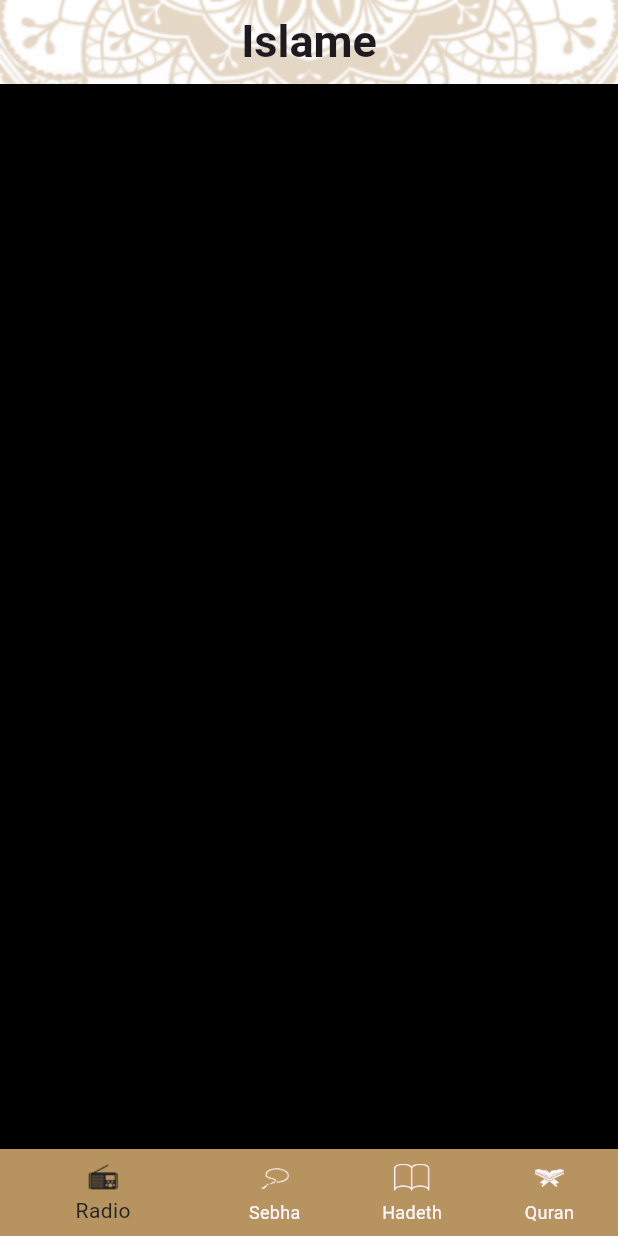
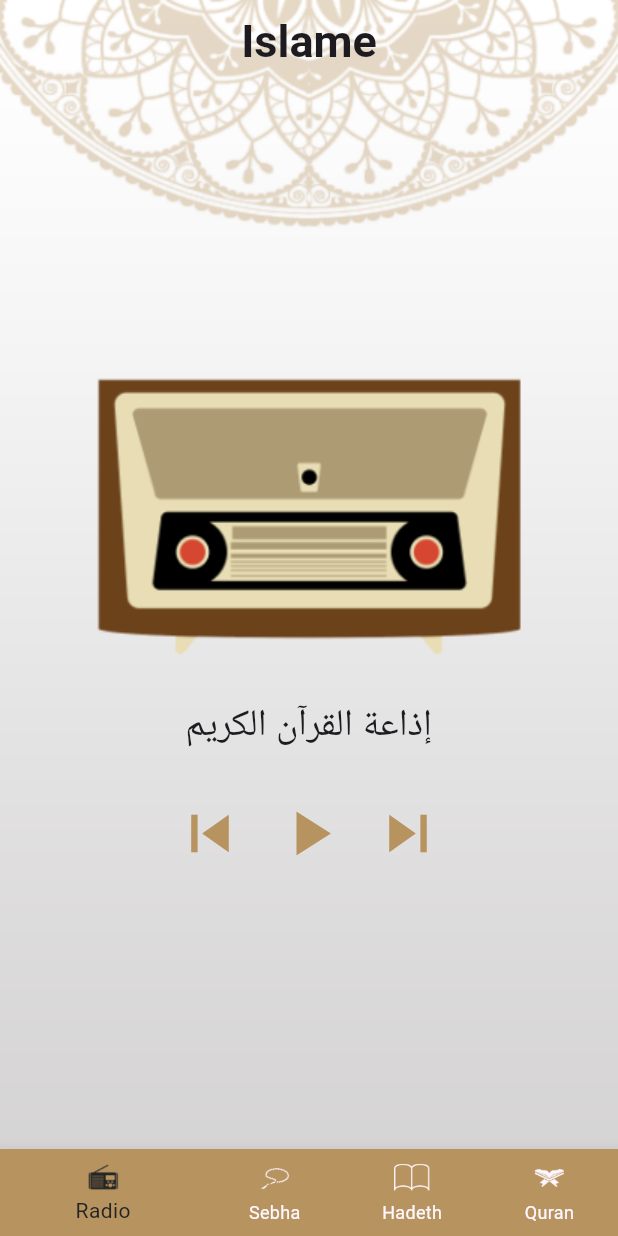
Before and after one commit to Mohamed-Nabil99/islami_app, a Flutter app: the screen it shows after launch, on a phone screen of 412 x 824 dp. Run offline on Flutter 3.47's test engine with Material 3 defaults, Android fonts, the light colour scheme and no system bars.

```diff
--- a/lib/home/radio/radio_tab.dart
+++ b/lib/home/radio/radio_tab.dart
@@ -1,10 +1,55 @@
 import 'package:flutter/material.dart';
+import 'package:islame_project/my_theme.dart';
 
 class RadioTab extends StatelessWidget {
   @override
   Widget build(BuildContext context) {
-    return Container(
-      color: Colors.black,
+    return Column(
+      mainAxisAlignment: MainAxisAlignment.center,
+      children: [
+        Container(
+          padding: EdgeInsets.only(bottom: 20), // Adjust padding as needed
+          child: Column(
+            children: [
+              Image.asset('assets/images/radio_image.png'), // Radio image
+              SizedBox(height: 10), // Add space between image and text
+              Text(
+                'إذاعة القرآن الكريم',
+                style: Theme.of(context).textTheme.titleSmall,
+              ),
+            ],
+          ),
+        ),
+        Row(
+          mainAxisAlignment: MainAxisAlignment.center,
+          children: [
+            IconButton(
+              color: MyTheme.primaryLight,
+              iconSize: 50,
+              icon: Icon(Icons.skip_previous), // Back icon
+              onPressed: () {
+                // Add your onPressed logic here
+              },
+            ),
+            IconButton(
+              color: MyTheme.primaryLight,
+              iconSize: 50,
+              icon: Icon(Icons.play_arrow), // Play icon
+              onPressed: () {
+                // Add your onPressed logic here
+              },
+            ),
+            IconButton(
+              color: MyTheme.primaryLight,
+              iconSize: 50,
+              icon: Icon(Icons.skip_next), // Play next icon
+              onPressed: () {
+                // Add your onPressed logic here
+              },
+            ),
+          ],
+        ),
+      ],
     );
   }
 }
```
Also changed, not shown: lib/home/sebha/sebha_tab.dart (+100 -2 lines).
